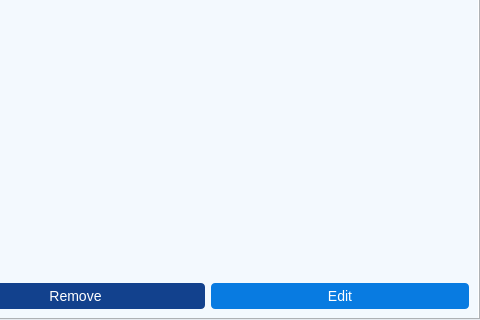
Before: the Qt Designer form ui/admin.ui in Dimalko/telo2, drawn with Qt 5; both pictures show x 427 to 907 and y 345 to 665 of the 907 by 665 pixel window.
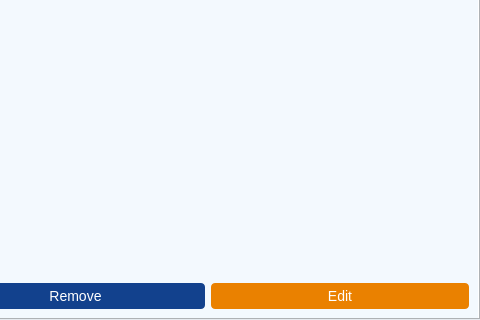
After: the same form once the commit is applied. The open tabs and pages were chosen to show the change. Icons and pictures are not drawn.

Diff of the .ui file:
```diff
--- a/ui/admin.ui
+++ b/ui/admin.ui
@@ -1103,7 +1103,7 @@
 border: 0px;
 font-size: 14px;
 padding: 5px;
-background-color: rgb(8, 123, 225);
+background-color:rgb(234, 129, 0);
 border-radius: 4px;
 }
 
```
Left out of the diff: 22 changed lines with no effect on the pictures.
